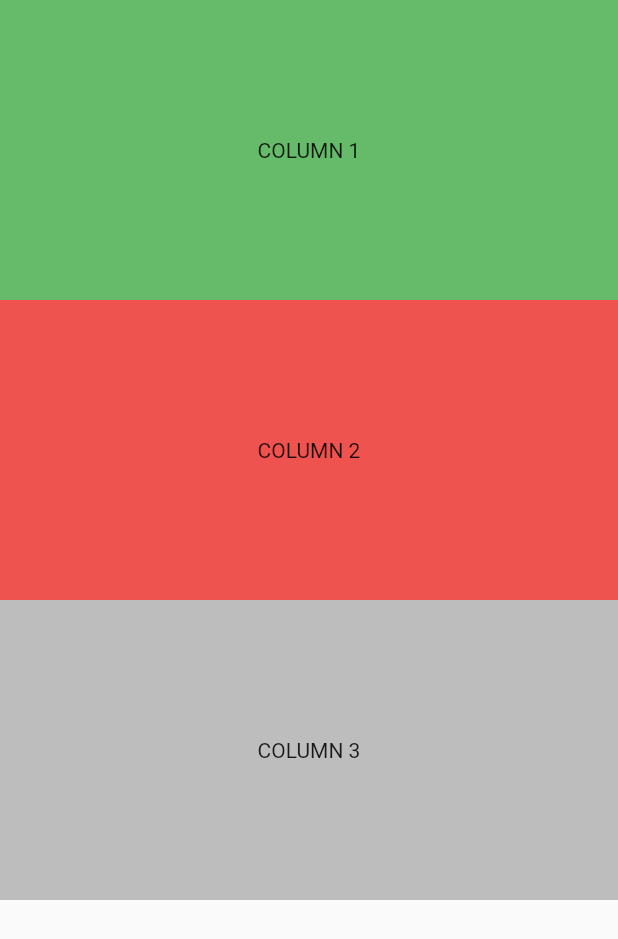
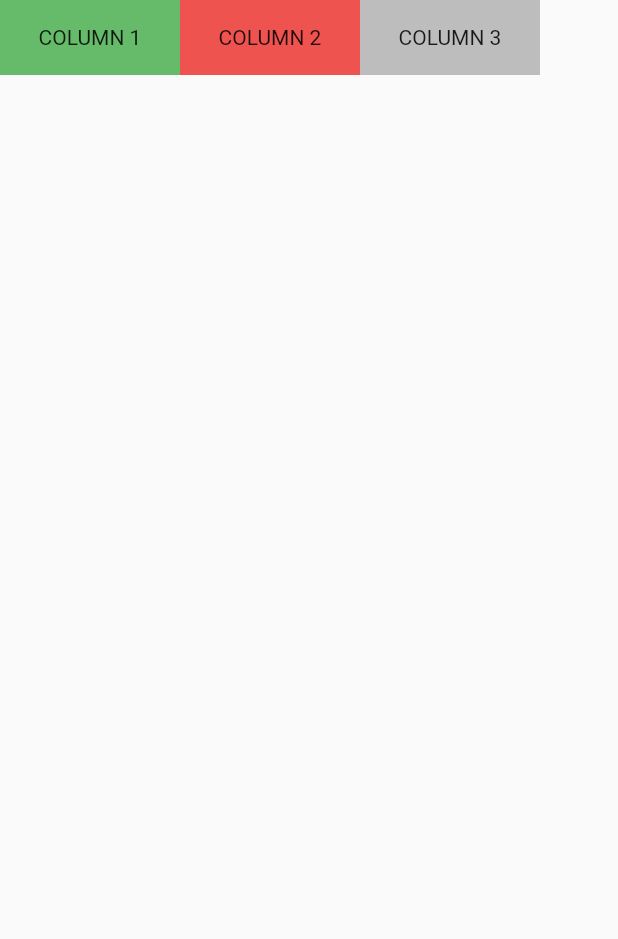
Before and after one commit to NSM722/Codemy-Flutter-Tutorial, a Flutter app: the screen it shows after launch, on a phone screen of 412 x 824 dp. Shown: the top 939 px of the screen. Run offline on Flutter 3.47's test engine with Material 2 defaults, Android fonts, the light colour scheme and no system bars.

Commit message:
feat: rows

```diff
--- a/lib/main.dart
+++ b/lib/main.dart
@@ -23,14 +23,14 @@ class MyApp extends StatelessWidget {
         //   ),
         // ),
         body: SafeArea(
-          child: Column(
+          child: Row(
             // mainAxisAlignment: MainAxisAlignment.center,
-            crossAxisAlignment: CrossAxisAlignment.stretch,
+            crossAxisAlignment: CrossAxisAlignment.center,
             children: [
               Container(
                 /// the width + height are till the contained content unless specified
-                height: 200.0,
-                width: 300.0,
+                height: 50.0,
+                width: 120.0,
                 alignment: Alignment.center,
                 padding: const EdgeInsets.all(14.0),
                 // margin: const EdgeInsets.all(150.0),
@@ -41,8 +41,8 @@ class MyApp extends StatelessWidget {
               ),
               Container(
                 /// the width + height are till the contained content unless specified
-                height: 200.0,
-                width: 300.0,
+                height: 50.0,
+                width: 120.0,
                 alignment: Alignment.center,
                 padding: const EdgeInsets.all(14.0),
                 // margin: const EdgeInsets.all(150.0),
@@ -53,8 +53,8 @@ class MyApp extends StatelessWidget {
               ),
               Container(
                 /// the width + height are till the contained content unless specified
-                height: 200.0,
-                width: 300.0,
+                height: 50.0,
+                width: 120.0,
                 alignment: Alignment.center,
                 padding: const EdgeInsets.all(14.0),
                 // margin: const EdgeInsets.all(150.0),
```
